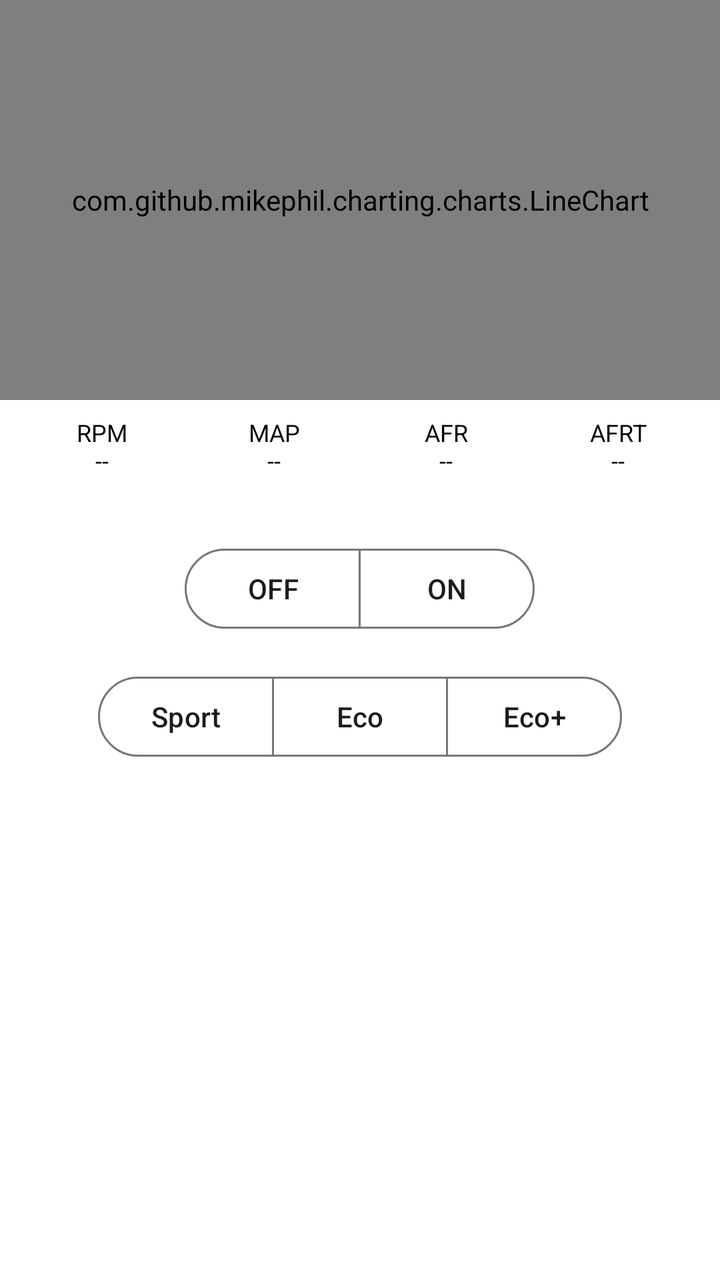
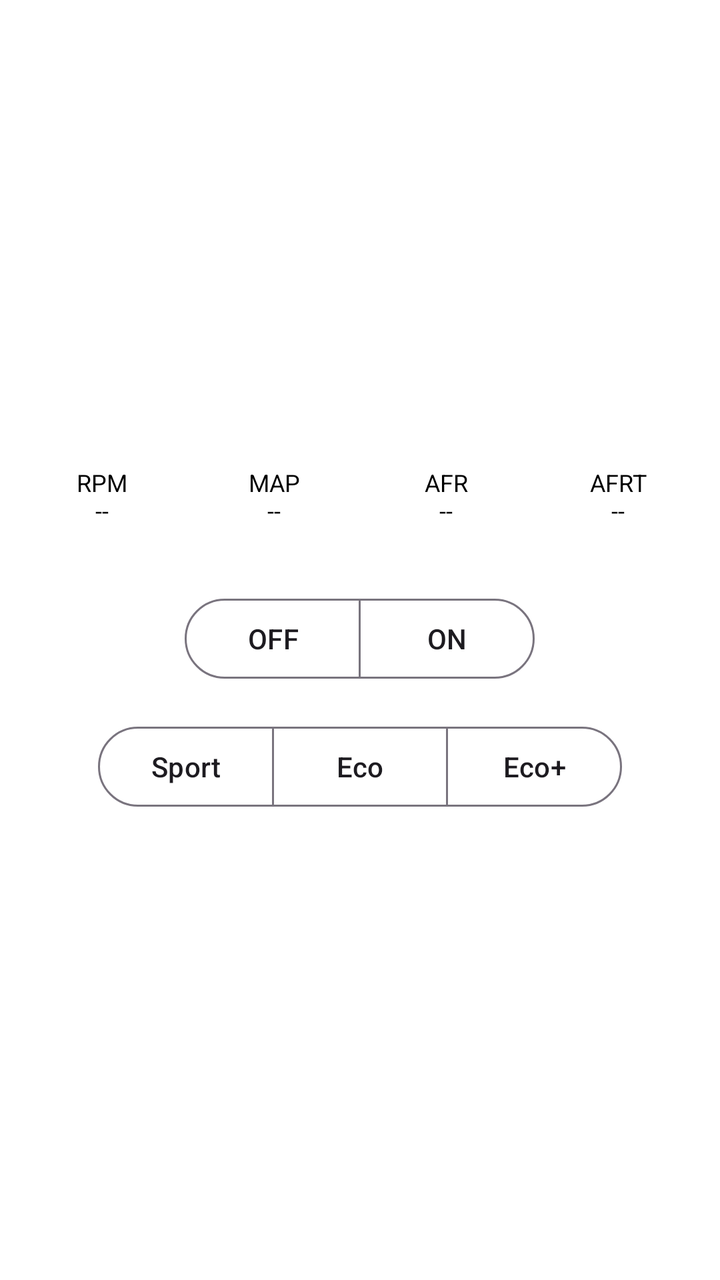

Two renders of the same Android screen: before a commit and after it. Below are the layout's source before the change and the commit's diff.
<!-- AndroidManifest.xml: application theme Theme.HondaAFR -->
<!-- res/layout/fragment_adaptive_afr.xml -->
<?xml version="1.0" encoding="utf-8"?>
<androidx.constraintlayout.widget.ConstraintLayout xmlns:android="http://schemas.android.com/apk/res/android"
    xmlns:app="http://schemas.android.com/apk/res-auto"
    android:layout_width="match_parent"
    android:layout_height="match_parent"
    android:background="@color/app_background">

    <LinearLayout
        android:id="@+id/layoutAdaptiveAfr"
        android:layout_width="0dp"
        android:layout_height="0dp"
        android:orientation="vertical"
        app:layout_constraintBottom_toBottomOf="parent"
        app:layout_constraintEnd_toEndOf="parent"
        app:layout_constraintStart_toStartOf="parent"
        app:layout_constraintTop_toTopOf="parent">

        <com.github.mikephil.charting.charts.LineChart
            android:id="@+id/adaptiveAfrChart"
            android:layout_width="match_parent"
            android:layout_height="200dp" />

        <LinearLayout
            android:id="@+id/layoutAdaptiveAfrInfo"
            android:layout_width="match_parent"
            android:layout_height="wrap_content"
            android:layout_margin="@dimen/app_spacing_sm"
            android:orientation="horizontal">

            <TextView
                android:id="@+id/textAdaptiveRpm"
                android:layout_width="0dp"
                android:layout_height="wrap_content"
                android:layout_weight="1"
                android:gravity="center"
                android:singleLine="false"
                android:text="RPM\n--"
                android:textColor="@color/app_text_primary"
                android:textSize="12sp" />

            <TextView
                android:id="@+id/textAdaptiveMap"
                android:layout_width="0dp"
                android:layout_height="wrap_content"
                android:layout_weight="1"
                android:gravity="center"
                android:singleLine="false"
                android:text="MAP\n--"
                android:textColor="@color/app_text_primary"
                android:textSize="12sp" />

            <TextView
                android:id="@+id/textAdaptiveAfr"
                android:layout_width="0dp"
                android:layout_height="wrap_content"
                android:layout_weight="1"
                android:gravity="center"
                android:singleLine="false"
                android:text="AFR\n--"
                android:textColor="@color/app_text_primary"
                android:textSize="12sp" />

            <TextView
                android:id="@+id/textAdaptiveTarget"
                android:layout_width="0dp"
                android:layout_height="wrap_content"
                android:layout_weight="1"
                android:gravity="center"
                android:singleLine="false"
                android:text="AFRT\n--"
                android:textColor="@color/app_text_primary"
                android:textSize="12sp" />
        </LinearLayout>

        <HorizontalScrollView
            android:id="@+id/scrollAdaptiveAfrTable"
            android:layout_width="match_parent"
            android:layout_height="wrap_content"
            android:layout_margin="@dimen/app_spacing_sm">

            <TableLayout
                android:id="@+id/tableAdaptiveAfr"
                android:layout_width="wrap_content"
                android:layout_height="wrap_content"
                android:shrinkColumns="*"
                android:stretchColumns="*" />
        </HorizontalScrollView>

        <com.google.android.material.button.MaterialButtonToggleGroup
            android:id="@+id/toggleAdaptiveAfr"
            android:layout_width="wrap_content"
            android:layout_height="wrap_content"
            android:layout_gravity="center"
            android:layout_margin="@dimen/app_spacing_sm"
            app:selectionRequired="true"
            app:singleSelection="true">

            <com.google.android.material.button.MaterialButton
                android:id="@+id/buttonAdaptiveOff"
                style="?attr/materialButtonOutlinedStyle"
                android:layout_width="wrap_content"
                android:layout_height="wrap_content"
                android:text="OFF" />

            <com.google.android.material.button.MaterialButton
                android:id="@+id/buttonAdaptiveOn"
                style="?attr/materialButtonOutlinedStyle"
                android:layout_width="wrap_content"
                android:layout_height="wrap_content"
                android:text="ON" />
        </com.google.android.material.button.MaterialButtonToggleGroup>

        <com.google.android.material.button.MaterialButtonToggleGroup
            android:id="@+id/toggleAdaptivePresets"
            android:layout_width="match_parent"
            android:layout_height="wrap_content"
            android:layout_margin="@dimen/app_spacing_sm"
            android:gravity="center"
            app:singleSelection="true">

            <Button
                android:id="@+id/buttonAdaptiveSport"
                style="?attr/materialButtonOutlinedStyle"
                android:layout_width="wrap_content"
                android:layout_height="wrap_content"
                android:text="Sport" />

            <Button
                android:id="@+id/buttonAdaptiveEco"
                style="?attr/materialButtonOutlinedStyle"
                android:layout_width="wrap_content"
                android:layout_height="wrap_content"
                android:text="Eco" />

            <Button
                android:id="@+id/buttonAdaptiveEcoPlus"
                style="?attr/materialButtonOutlinedStyle"
                android:layout_width="wrap_content"
                android:layout_height="wrap_content"
                android:text="Eco+" />
        </com.google.android.material.button.MaterialButtonToggleGroup>

    </LinearLayout>

</androidx.constraintlayout.widget.ConstraintLayout>
<!-- resources referenced by this layout -->
<resources>
  <color name="app_background">#FFFFFFFF</color>
  <color name="app_text_primary">#FF000000</color>
  <dimen name="app_spacing_sm">8dp</dimen>
  <style name="Theme.HondaAFR" parent="Base.Theme.HondaAFR" />
  <style name="Base.Theme.HondaAFR" parent="Theme.Material3.DayNight.NoActionBar">
          
          <item name="colorPrimary">@color/app_background</item>
          <item name="android:windowBackground">@color/app_background</item>
          <item name="android:statusBarColor">@android:color/transparent</item>
          <item name="android:navigationBarColor">@android:color/transparent</item>
          <item name="android:windowLightStatusBar">false</item>
      </style>
</resources>

<!-- the commit's change to res/layout/fragment_adaptive_afr.xml (unified diff, before → after) -->
@@ -8,17 +8,12 @@
     <LinearLayout
         android:id="@+id/layoutAdaptiveAfr"
         android:layout_width="0dp"
-        android:layout_height="0dp"
+        android:layout_height="wrap_content"
         android:orientation="vertical"
         app:layout_constraintBottom_toBottomOf="parent"
         app:layout_constraintEnd_toEndOf="parent"
         app:layout_constraintStart_toStartOf="parent"
         app:layout_constraintTop_toTopOf="parent">
-
-        <com.github.mikephil.charting.charts.LineChart
-            android:id="@+id/adaptiveAfrChart"
-            android:layout_width="match_parent"
-            android:layout_height="200dp" />
 
         <LinearLayout
             android:id="@+id/layoutAdaptiveAfrInfo"
